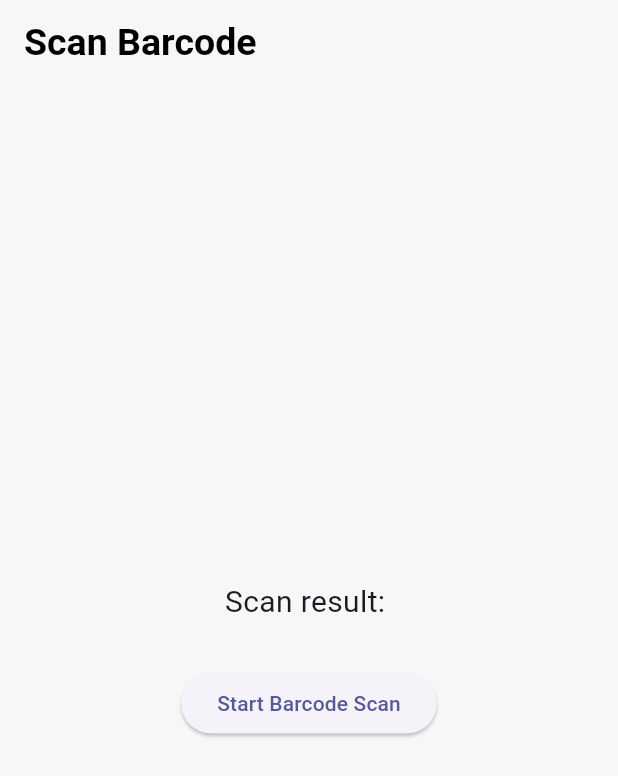
After one commit to onier9702/Course-Flutter-Fernando, a Flutter app: the ScanBarcodeScreen screen opened by its route, after a tap on "Start Barcode Scan", on a phone screen of 412 x 824 dp. The commit adds this screen. Shown: the top 776 px of the screen. Run offline on Flutter 3.47's test engine with Material 3 defaults, Android fonts, the light colour scheme and no system bars; our stand-ins replace animate_do, card_swiper, dio, equatable, firebase_core, firebase_messaging and 11 more; missing offline and left inert: flutter_barcode_scanner; accounts and stored records are empty; generated files the repository leaves out were written again; statements that could not run were skipped; project files that could hold a hidden picture were left out.

Commit message:
[update] flutter_scan_barcode package implemented on teslo_shop

```diff
--- a/teslo_shop_app/lib/config/router/app_router.dart
+++ b/teslo_shop_app/lib/config/router/app_router.dart
@@ -44,6 +44,10 @@ final goRouterProvider = Provider((ref) {
           productId: state.params['id'] ?? 'no-id'
         ),
       ),
+      GoRoute(
+        path: '/scan',
+        builder: (context, state) => const ScanBarcodeScreen(),
+      ),
     ],
 
     // property refreshListenable is who call redirect when authentication change
--- a/teslo_shop_app/lib/features/products/presentation/screens/product_screen.dart
+++ b/teslo_shop_app/lib/features/products/presentation/screens/product_screen.dart
@@ -172,7 +172,7 @@ class _ProductInformation extends ConsumerWidget {
             isTopField: true,
             label: 'Stock (Existences)',
             keyboardType: const TextInputType.numberWithOptions(decimal: true),
-            initialValue: productForm.inStock.toString(),
+            initialValue: productForm.inStock.value.toString(),
             onChanged: (value) => ref.read(productFormProvider(product).notifier)
               .onStockChanged(int.tryParse(value) ?? -1),
             errorMessage: productForm.inStock.errorMessage,
--- /dev/null
+++ b/teslo_shop_app/lib/features/products/presentation/screens/scan_barcode_screen.dart
@@ -0,0 +1,61 @@
+import 'package:flutter/material.dart';
+import 'package:flutter_barcode_scanner/flutter_barcode_scanner.dart';
+import 'package:flutter/services.dart';
+
+
+class ScanBarcodeScreen extends StatefulWidget {
+
+  // constructor
+  const ScanBarcodeScreen({super.key});
+
+  @override
+  State<ScanBarcodeScreen> createState() => _ScanBarcodeScreenState();
+}
+
+class _ScanBarcodeScreenState extends State<ScanBarcodeScreen> {
+
+  String _scanBarcode = 'Unknown';
+
+  Future<void> startBarcodeScan() async {
+    String barcodeScanRes;
+    try {
+      barcodeScanRes = await FlutterBarcodeScanner.scanBarcode(
+        '#ff6666',
+        'Cancel',
+        true,
+        ScanMode.BARCODE,
+      );
+    } on PlatformException {
+      barcodeScanRes = 'Failed to get platform version.';
+    }
+
+    if (!mounted) return;
+
+    setState(() {
+      _scanBarcode = barcodeScanRes;
+    });
+  }
+
+
+  @override
+  Widget build(BuildContext context) {
+
+    return Scaffold(
+      appBar: AppBar(
+        title: const Text('Scan Barcode'),
+      ),
+      body: Center(
+        child: Column(
+          mainAxisAlignment: MainAxisAlignment.center,
+          children: <Widget>[
+            Text('Scan result: $_scanBarcode\n', style: const TextStyle(fontSize: 20)),
+            ElevatedButton(
+              onPressed: startBarcodeScan,
+              child: const Text('Start Barcode Scan'),
+            ),
+          ],
+        ),
+      ),
+    );
+  }
+}
--- a/teslo_shop_app/lib/features/products/presentation/screens/screens.dart
+++ b/teslo_shop_app/lib/features/products/presentation/screens/screens.dart
@@ -1,2 +1,3 @@
+export 'scan_barcode_screen.dart';
 export 'products_screen.dart';
 export 'product_screen.dart';
--- a/teslo_shop_app/lib/features/shared/shared.dart
+++ b/teslo_shop_app/lib/features/shared/shared.dart
@@ -1,2 +1,6 @@
+export './infrastructure/inputs/inputs.dart';
+export './infrastructure/services/camera_gallery_service_impl.dart';
+export './infrastructure/services/camera_gallery_service.dart';
+export './infrastructure/services/key_value_storage_service_impl.dart';
+export './infrastructure/services/key_value_storage_service.dart';
 export 'widgets/widgets.dart';
-export './infrastructure/inputs/inputs.dart';
--- a/teslo_shop_app/pubspec.yaml
+++ b/teslo_shop_app/pubspec.yaml
@@ -10,12 +10,14 @@ dependencies:
   dio: ^5.4.3+1
   flutter:
     sdk: flutter
+  flutter_barcode_scanner: ^2.0.0
   flutter_dotenv: ^5.1.0
   flutter_riverpod: ^2.5.1
   flutter_staggered_grid_view: ^0.7.0
   formz: ^0.7.0
   go_router: ^6.2.0
   google_fonts: ^4.0.3
+  image_picker: ^1.1.1
   shared_preferences: ^2.2.3
 
 dev_dependencies:
```
Also changed, not shown: teslo_shop_app/lib/features/products/presentation/screens/products_screen.dart (+15 -1 lines), teslo_shop_app/lib/features/shared/infrastructure/services/camera_gallery_service.dart (added, +10 -0 lines), teslo_shop_app/lib/features/shared/infrastructure/services/camera_gallery_service_impl.dart (added, +42 -0 lines), teslo_shop_app/pubspec.lock, 11 other files.
